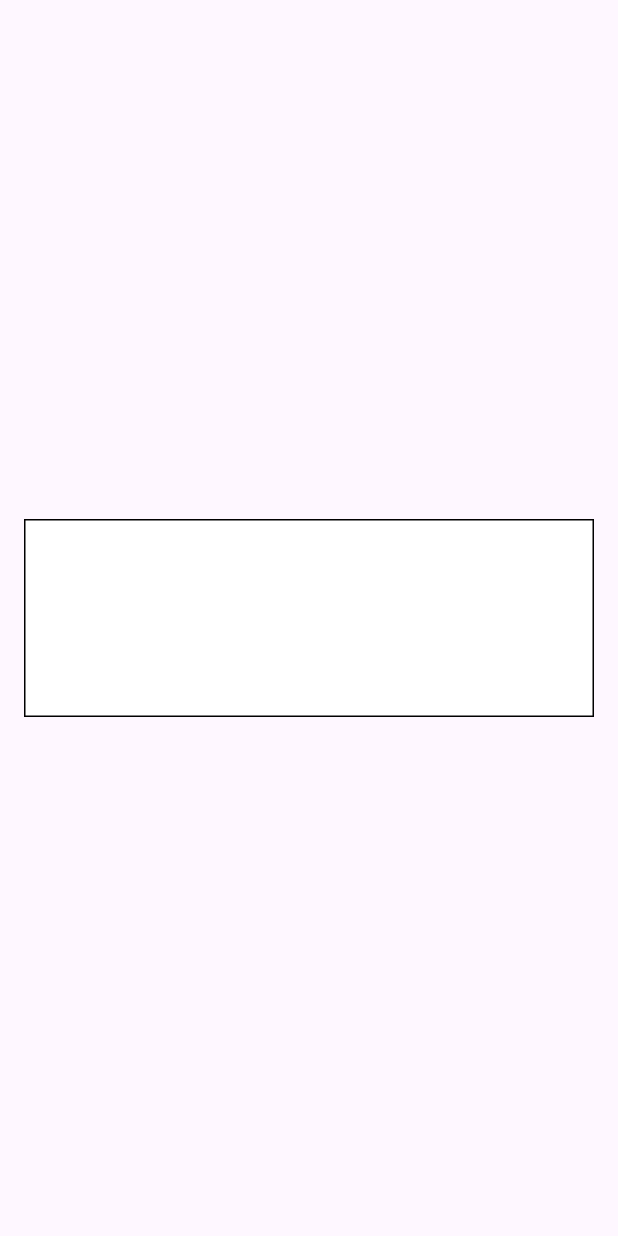
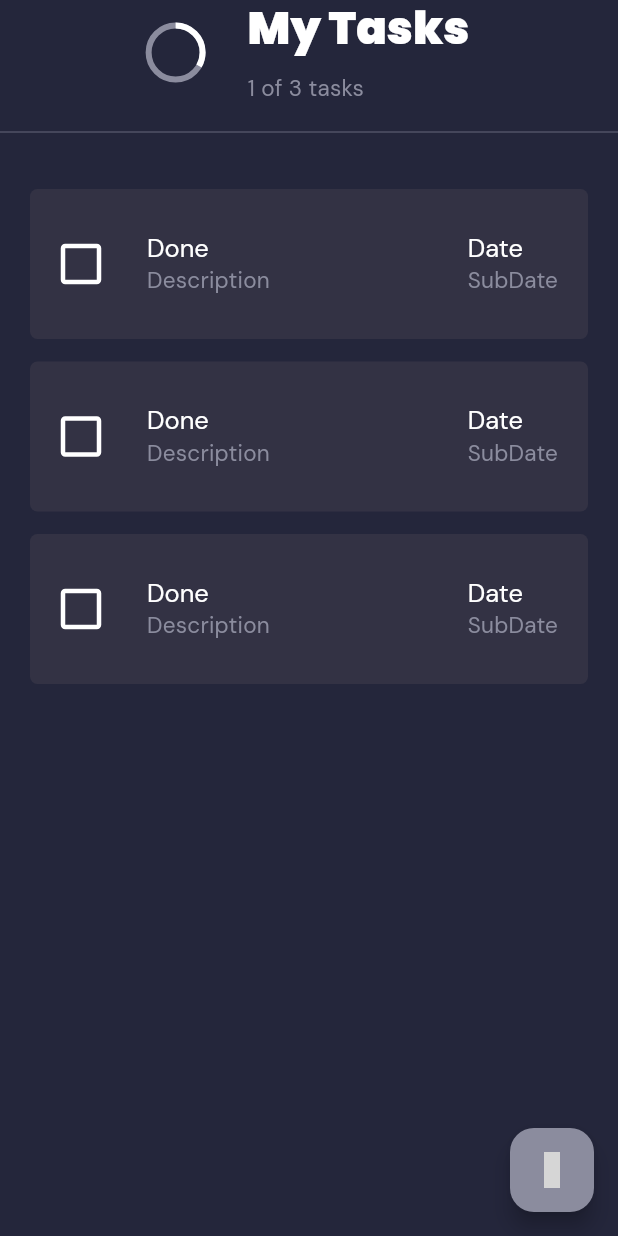
Before and after one commit to mdzarepour/Flutter_Hive_Todo_List_App, a Flutter app: the screen it shows after launch, on a phone screen of 412 x 824 dp. Run offline on Flutter 3.47's test engine with Material 3 defaults, Android fonts, the phone set to English and light mode, and no system bars; our stand-ins replace animate_do, google_fonts, iconsax, lottie; grey boxes are pictures that could not be loaded.

Commit message:
feat: home_view ui completed with dummy tasks

```diff
--- a/lib/core/constants/app_colors.dart
+++ b/lib/core/constants/app_colors.dart
@@ -7,6 +7,7 @@ class AppColors {
   static const Color materialThirdBlue = Color(0XFF333244);
   static const Color materialWhite = Color(0XFFFFFFFF);
   static const Color materialGrey = Color(0XFF8B8C9E);
+  static const Color materialSoftGrey = Color.fromARGB(163, 139, 140, 158);
   static const Color materialPink = Color(0XFFE83D67);
   static const Color materialGreen = Color(0XFF21BF73);
 }
--- a/lib/core/theme/app_text_theme.dart
+++ b/lib/core/theme/app_text_theme.dart
@@ -1,4 +1,3 @@
-import 'dart:ui';
 
 import 'package:flutter/material.dart';
 import 'package:google_fonts/google_fonts.dart';
@@ -7,19 +6,31 @@ import 'package:hive_todo/core/constants/app_colors.dart';
 class AppTextTheme {
   AppTextTheme._();
   static TextTheme appTextTheme = TextTheme(
-    titleLarge: GoogleFonts.poppins(
+    headlineLarge: GoogleFonts.poppins(
+      fontSize: 30,
+      color: AppColors
+          .materialWhite, // Changed to white for better contrast on dark backgrounds
+      fontWeight: FontWeight.w900,
+    ),
+    headlineMedium: GoogleFonts.dmSans(
+      fontSize: 17,
+      color: AppColors
+          .materialWhite, // Changed to white for better contrast on dark backgrounds
+      fontWeight: FontWeight.w400,
+    ),
+    titleLarge: GoogleFonts.dmSans(
       fontSize: 15,
       color: AppColors
           .materialWhite, // Changed to white for better contrast on dark backgrounds
       fontWeight: FontWeight.w700,
     ),
-    titleMedium: GoogleFonts.poppins(
-      fontSize: 12,
+    titleMedium: GoogleFonts.dmSans(
+      fontSize: 15,
       color:
           AppColors.materialGrey, // Using the new grey for less prominent text
       fontWeight: FontWeight.w400,
     ),
-    titleSmall: GoogleFonts.poppins(
+    titleSmall: GoogleFonts.dmSans(
       fontSize: 12,
       color: AppColors
           .materialPink, // Using the new pink as an accent for small titles
--- a/lib/core/theme/app_theme.dart
+++ b/lib/core/theme/app_theme.dart
@@ -6,16 +6,22 @@ class AppTheme {
   AppTheme._();
   static ThemeData appThem = ThemeData(
     textTheme: AppTextTheme.appTextTheme,
-    colorScheme: const ColorScheme.light(
+    checkboxTheme: const CheckboxThemeData(),
+    dividerTheme: const DividerThemeData(
+      thickness: 0,
+      color: AppColors.materialSoftGrey,
+    ),
+    colorScheme: const ColorScheme.dark(
       brightness: Brightness.light,
-      // Using new blue colors for surface and onSurface
-      surface: AppColors.materialSecondBlue, // A lighter blue/grey for surface
-      onSurface: AppColors.materialWhite, // White text on the blue surface
-      // Using pink and green for primary/secondary accents
-      primary: AppColors.materialPink, // Primary accent color
-      onPrimary: AppColors.materialWhite, // White text on primary accent
-      secondary: AppColors.materialGreen, // Secondary accent color
-      onSecondary: AppColors.materialWhite, // White text on secondary accent
+      surface: AppColors.materialSecondBlue,
+      onSurface: AppColors.materialWhite,
+      primary: AppColors.materialSecondBlue,
+      onPrimary: AppColors.materialWhite,
+      secondary: AppColors.materialThirdBlue,
+      onSecondary: AppColors.materialWhite,
+      primaryContainer: AppColors.materialGrey,
+      onPrimaryContainer: AppColors.materialWhite,
+      secondaryContainer: AppColors.materialSoftGrey,
     ),
   );
 }
--- /dev/null
+++ b/lib/extentions/space_exs.dart
@@ -0,0 +1,10 @@
+import 'package:flutter/widgets.dart';
+
+extension IntExtention on int {
+  int validator({int value = 0}) {
+    return this ?? value;
+  }
+
+  Widget get h => SizedBox(height: toDouble());
+  Widget get w => SizedBox(width: toDouble());
+}
--- a/lib/home.dart
+++ /dev/null
@@ -1,27 +0,0 @@
-import 'package:flutter/material.dart';
-
-class HomeScreen extends StatelessWidget {
-  const HomeScreen({super.key});
-
-  @override
-  Widget build(BuildContext context) {
-    final ColorScheme colorScheme = Theme.of(context).colorScheme;
-    return Scaffold(
-      body: Column(
-        mainAxisAlignment: MainAxisAlignment.center,
-
-        children: [
-          const SizedBox(width: double.infinity),
-          Container(
-            width: 380,
-            height: 132,
-            decoration: BoxDecoration(
-              color: colorScheme.onPrimary,
-              border: Border.all(color: Colors.black),
-            ),
-          ),
-        ],
-      ),
-    );
-  }
-}
--- a/lib/main.dart
+++ b/lib/main.dart
@@ -1,5 +1,6 @@
 import 'package:flutter/material.dart';
-import 'package:hive_todo/home.dart';
+import 'package:hive_todo/core/theme/app_theme.dart';
+import 'package:hive_todo/views/home/home_view.dart';
 
 void main(List<String> args) async {
   runApp(const Application());
@@ -10,9 +11,10 @@ class Application extends StatelessWidget {
 
   @override
   Widget build(BuildContext context) {
-    return const MaterialApp(
+    return MaterialApp(
+      theme: AppTheme.appThem,
       debugShowCheckedModeBanner: false,
-      home: HomeScreen(),
+      home: const HomeView(),
     );
   }
 }
--- /dev/null
+++ b/lib/views/home/components/home_view_fab.dart
@@ -0,0 +1,7 @@
+import 'package:flutter/material.dart';
+import 'package:iconsax/iconsax.dart';
+
+//TODO check the true way
+Widget homeViewFab() {
+  return FloatingActionButton(onPressed: () {}, child: const Icon(Iconsax.add));
+}
--- /dev/null
+++ b/lib/views/home/home_view.dart
@@ -0,0 +1,115 @@
+import 'package:animate_do/animate_do.dart';
+import 'package:flutter/material.dart';
+import 'package:hive_todo/extentions/space_exs.dart';
+import 'package:hive_todo/views/home/components/home_view_fab.dart';
+import 'package:hive_todo/views/home/widgets/home_view_task_widget.dart';
+import 'package:iconsax/iconsax.dart';
+import 'package:lottie/lottie.dart';
+
+class HomeView extends StatefulWidget {
+  const HomeView({super.key});
+
+  @override
+  State<HomeView> createState() => _HomeViewState();
+}
+
+class _HomeViewState extends State<HomeView> {
+  List list = [22, 23, 24];
+  @override
+  Widget build(BuildContext context) {
+    final ColorScheme scheme = Theme.of(context).colorScheme;
+    final TextTheme textTheme = Theme.of(context).textTheme;
+    return Scaffold(
+      backgroundColor: scheme.surface,
+
+      body: SafeArea(
+        child: Column(
+          crossAxisAlignment: CrossAxisAlignment.stretch,
+          mainAxisSize: MainAxisSize.max,
+          children: [
+            // home header -->
+            Row(
+              mainAxisAlignment: MainAxisAlignment.center,
+              children: [
+                CircularProgressIndicator(
+                  value: 1 / 3,
+                  backgroundColor: scheme.primaryContainer,
+                  valueColor: AlwaysStoppedAnimation(scheme.onSurface),
+                ),
+                30.w,
+                Column(
+                  crossAxisAlignment: CrossAxisAlignment.start,
+                  mainAxisAlignment: MainAxisAlignment.center,
+                  children: [
+                    Text(style: textTheme.headlineLarge, 'My Tasks'),
+                    10.h,
+                    Text(style: textTheme.titleMedium, '1 of 3 tasks'),
+                  ],
+                ),
+              ],
+            ),
+            10.h,
+            const Divider(),
+            30.h,
+            // tasks listview -->
+            Expanded(
+              child: list.isEmpty
+                  ? Column(
+                      mainAxisAlignment: MainAxisAlignment.center,
+                      children: [
+                        FadeInUp(
+                          from: 30,
+                          child: LottieBuilder.asset(
+                            animate: list.isEmpty ? true : false,
+                            height: 200,
+                            'assets/empty_box.json',
+                          ),
+                        ),
+                        FadeInUp(
+                          from: 30,
+                          child: Text(
+                            style: textTheme.headlineMedium,
+                            'You Done All Tasks',
+                          ),
+                        ),
+                      ],
+                    )
+                  : ListView.builder(
+                      physics: const BouncingScrollPhysics(),
+                      padding: const EdgeInsets.symmetric(horizontal: 20),
+                      itemCount: list.length,
+                      itemBuilder: (context, index) {
+                        return Dismissible(
+                          background: Row(
+                            mainAxisAlignment: MainAxisAlignment.center,
+                            spacing: 10,
+                            children: [
+                              Icon(
+                                Iconsax.trash,
+                                color: scheme.primaryContainer,
+                              ),
+                              Text(
+                                style: textTheme.titleMedium,
+                                'This Task Was deleted',
+                              ),
+                            ],
+                          ),
+                          onDismissed: (_) {
+                            setState(() {
+                              list.removeAt(index);
+                            });
+                          },
+                          direction: DismissDirection.horizontal,
+                          key: Key(list[index].toString()),
+                          child: const HomeViewTaskWidget(),
+                        );
+                      },
+                    ),
+            ),
+          ],
+        ),
+      ),
+      floatingActionButton: homeViewFab(),
+    );
+  }
+}
--- /dev/null
+++ b/lib/views/home/widgets/home_view_task_widget.dart
@@ -0,0 +1,64 @@
+import 'package:flutter/material.dart';
+import 'package:hive_todo/extentions/space_exs.dart';
+
+class HomeViewTaskWidget extends StatefulWidget {
+  const HomeViewTaskWidget({super.key});
+
+  @override
+  State<HomeViewTaskWidget> createState() => _HomeViewTaskWidgetState();
+}
+
+class _HomeViewTaskWidgetState extends State<HomeViewTaskWidget> {
+  @override
+  Widget build(BuildContext context) {
+    final ColorScheme scheme = Theme.of(context).colorScheme;
+    final TextTheme textTheme = Theme.of(context).textTheme;
+    return GestureDetector(
+      //TODO navigate to read screen
+      child: AnimatedContainer(
+        height: 100,
+        duration: const Duration(milliseconds: 600),
+        margin: const EdgeInsets.only(bottom: 15),
+        decoration: BoxDecoration(
+          borderRadius: BorderRadius.circular(5),
+          color: scheme.secondary,
+        ),
+        child: Padding(
+          padding: const EdgeInsetsGeometry.only(left: 10, right: 20),
+          child: Row(
+            children: [
+              Transform.scale(
+                scale: 1.5,
+                child: Checkbox(
+                  activeColor: scheme.secondary,
+                  value: false,
+                  onChanged: (value) {
+                    setState(() {});
+                  },
+                ),
+              ),
+              20.w,
+              Column(
+                crossAxisAlignment: CrossAxisAlignment.start,
+                mainAxisAlignment: MainAxisAlignment.center,
+                children: [
+                  Text(style: textTheme.headlineMedium, 'Done'),
+                  Text(style: textTheme.titleMedium, 'Description'),
+                ],
+              ),
+              const Spacer(),
+              Column(
+                crossAxisAlignment: CrossAxisAlignment.start,
+                mainAxisAlignment: MainAxisAlignment.center,
+                children: [
+                  Text(style: textTheme.headlineMedium, 'Date'),
+                  Text(style: textTheme.titleMedium, 'SubDate'),
+                ],
+              ),
+            ],
+          ),
+        ),
+      ),
+    );
+  }
+}
```
Also changed, not shown: assets/empty_box.json (added, +1 -0 lines), pubspec.yaml (+11 -3 lines), pubspec.lock.
